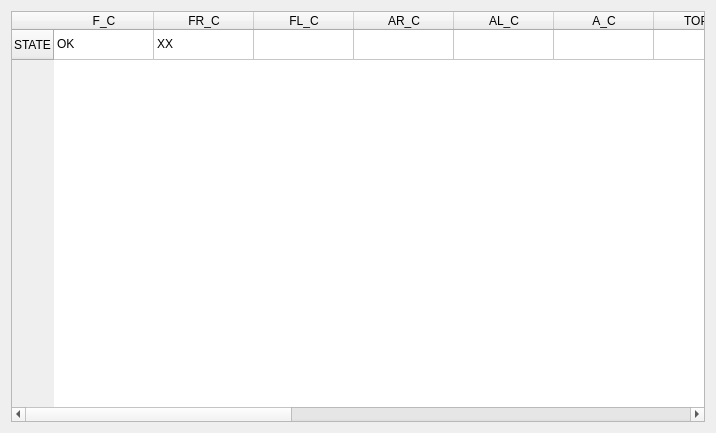
Above: Main/Channel_Data/equipment_state_from.ui from 519984307/Container_Multiple_Channels_20200522 before the change. Below: the same form after it.
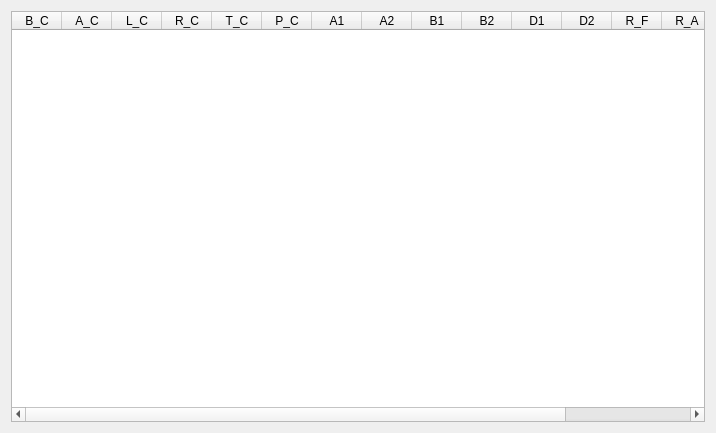
That is the form after the change.

```diff
--- a/Main/Channel_Data/equipment_state_from.ui
+++ b/Main/Channel_Data/equipment_state_from.ui
@@ -16,108 +16,146 @@
   <layout class="QGridLayout" name="gridLayout">
    <item row="0" column="0">
     <widget class="QTableWidget" name="tableWidget">
+     <property name="editTriggers">
+      <set>QAbstractItemView::NoEditTriggers</set>
+     </property>
+     <property name="alternatingRowColors">
+      <bool>false</bool>
+     </property>
      <property name="sortingEnabled">
       <bool>false</bool>
      </property>
-     <attribute name="verticalHeaderCascadingSectionResizes">
-      <bool>false</bool>
+     <attribute name="horizontalHeaderDefaultSectionSize">
+      <number>50</number>
      </attribute>
-     <attribute name="verticalHeaderShowSortIndicator" stdset="0">
-      <bool>false</bool>
-     </attribute>
-     <attribute name="verticalHeaderStretchLastSection">
-      <bool>false</bool>
-     </attribute>
-     <row>
-      <property name="text">
-       <string>STATE</string>
-      </property>
-     </row>
      <column>
       <property name="text">
-       <string>F_C</string>
+       <string>B_C</string>
       </property>
-     </column>
-     <column>
-      <property name="text">
-       <string>FR_C</string>
-      </property>
-     </column>
-     <column>
-      <property name="text">
-       <string>FL_C</string>
-      </property>
-     </column>
-     <column>
-      <property name="text">
-       <string>AR_C</string>
-      </property>
-     </column>
-     <column>
-      <property name="text">
-       <string>AL_C</string>
+      <property name="textAlignment">
+       <set>AlignCenter</set>
       </property>
      </column>
      <column>
       <property name="text">
        <string>A_C</string>
       </property>
+      <property name="textAlignment">
+       <set>AlignCenter</set>
+      </property>
      </column>
      <column>
       <property name="text">
-       <string>TOP_C</string>
+       <string>L_C</string>
       </property>
+      <property name="textAlignment">
+       <set>AlignCenter</set>
+      </property>
      </column>
      <column>
       <property name="text">
-       <string>PLATE_C</string>
+       <string>R_C</string>
+      </property>
+      <property name="textAlignment">
+       <set>AlignCenter</set>
+      </property>
+     </column>
+     <column>
+      <property name="text">
+       <string>T_C</string>
+      </property>
+      <property name="textAlignment">
+       <set>AlignCenter</set>
+      </property>
+     </column>
+     <column>
+      <property name="text">
+       <string>P_C</string>
+      </property>
+      <property name="textAlignment">
+       <set>AlignCenter</set>
       </property>
      </column>
      <column>
       <property name="text">
        <string>A1</string>
       </property>
+      <property name="textAlignment">
+       <set>AlignCenter</set>
+      </property>
      </column>
      <column>
       <property name="text">
        <string>A2</string>
       </property>
+      <property name="textAlignment">
+       <set>AlignCenter</set>
+      </property>
      </column>
      <column>
       <property name="text">
        <string>B1</string>
       </property>
+      <property name="textAlignment">
+       <set>AlignCenter</set>
+      </property>
      </column>
      <column>
       <property name="text">
        <string>B2</string>
       </property>
+      <property name="textAlignment">
+       <set>AlignCenter</set>
+      </property>
+     </column>
+     <column>
+      <property name="text">
+       <string>D1</string>
+      </property>
+      <property name="textAlignment">
+       <set>AlignCenter</set>
+      </property>
      </column>
      <column>
       <property name="text">
        <string>D2</string>
       </property>
+      <property name="textAlignment">
+       <set>AlignCenter</set>
+      </property>
      </column>
      <column>
       <property name="text">
-       <string>result_before</string>
+       <string>R_F</string>
       </property>
+      <property name="textAlignment">
+       <set>AlignCenter</set>
+      </property>
      </column>
      <column>
       <property name="text">
-       <string>result_after</string>
+       <string>R_A</string>
       </property>
+      <property name="textAlignment">
+       <set>AlignCenter</set>
+      </property>
      </column>
-     <item row="0" column="0">
+     <column>
       <property name="text">
-       <string>OK</string>
+       <string>PLATE</string>
       </property>
-     </item>
-     <item row="0" column="1">
+      <property name="textAlignment">
+       <set>AlignCenter</set>
+      </property>
+     </column>
+     <column>
       <property name="text">
-       <string>XX</string>
+       <string>MSG</string>
       </property>
-     </item>
+      <property name="textAlignment">
+       <set>AlignCenter</set>
+      </property>
+     </column>
     </widget>
    </item>
   </layout>
```
